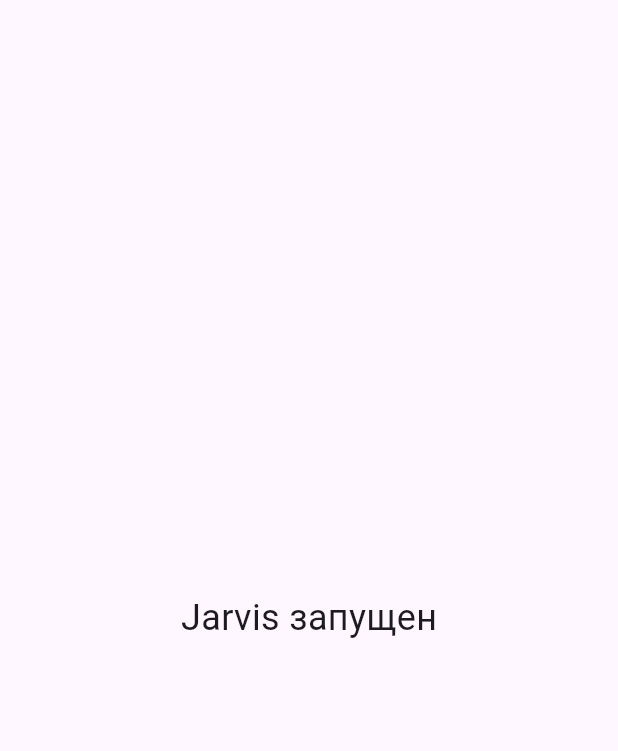
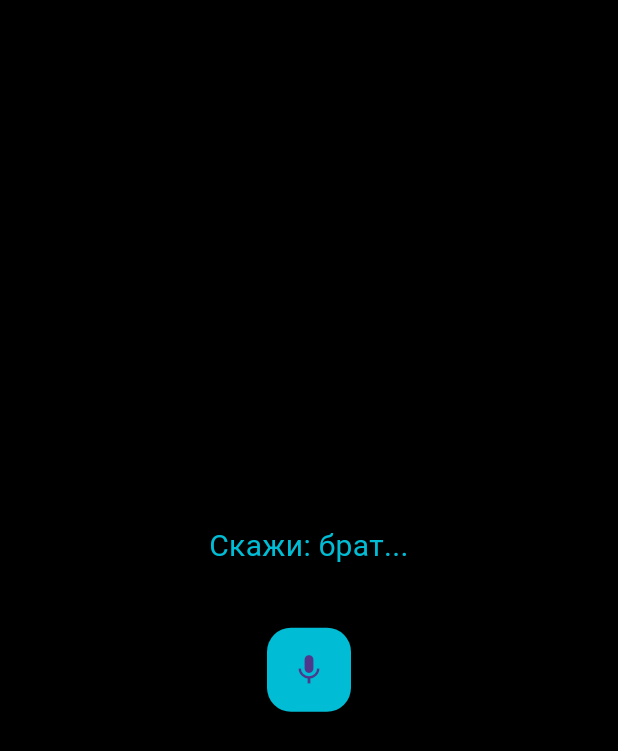
Before and after one commit to bakytzanoverlan234-cmyk/Jarvis.1, a Flutter app: the screen it shows after launch, on a phone screen of 412 x 824 dp. Shown: the top 751 px of the screen. Run offline on Flutter 3.47's test engine with Material 3 defaults, Android fonts, the phone set to English and light mode, and no system bars; our stand-ins replace flutter_tts, speech_to_text.

Commit message:
Jarvis MAX: voice + wake word + UI

```diff
--- a/lib/main.dart
+++ b/lib/main.dart
@@ -1,4 +1,7 @@
 import 'package:flutter/material.dart';
+import 'package:flutter_tts/flutter_tts.dart';
+import 'package:speech_to_text/speech_to_text.dart' as stt;
+import 'core/jarvis_engine.dart';
 
 void main() {
   runApp(const JarvisApp());
@@ -10,15 +13,75 @@ class JarvisApp extends StatelessWidget {
   @override
   Widget build(BuildContext context) {
     return const MaterialApp(
-      home: Scaffold(
-        body: Center(
-          child: Text(
-            'Jarvis запущен',
-            style: TextStyle(fontSize: 24),
-          ),
+      debugShowCheckedModeBanner: false,
+      home: JarvisHome(),
+    );
+  }
+}
+
+class JarvisHome extends StatefulWidget {
+  const JarvisHome({super.key});
+
+  @override
+  State<JarvisHome> createState() => _JarvisHomeState();
+}
+
+class _JarvisHomeState extends State<JarvisHome> {
+  final JarvisEngine jarvis = JarvisEngine();
+  final FlutterTts tts = FlutterTts();
+  final stt.SpeechToText speech = stt.SpeechToText();
+
+  String status = "Скажи: брат...";
+  bool listening = false;
+
+  @override
+  void initState() {
+    super.initState();
+    tts.setLanguage("ru-RU");
+  }
+
+  void startListening() async {
+    bool available = await speech.initialize();
+    if (!available) return;
+
+    setState(() => listening = true);
+
+    speech.listen(onResult: (result) async {
+      String text = result.recognizedWords;
+      if (jarvis.wakeWord(text)) {
+        status = "Jarvis активирован";
+      }
+      String response = await jarvis.respond(text);
+      setState(() => status = response);
+      await tts.speak(response);
+    });
+  }
+
+  void stopListening() {
+    speech.stop();
+    setState(() => listening = false);
+  }
+
+  @override
+  Widget build(BuildContext context) {
+    return Scaffold(
+      backgroundColor: Colors.black,
+      body: Center(
+        child: Column(
+          mainAxisAlignment: MainAxisAlignment.center,
+          children: [
+            Text(status,
+                style: const TextStyle(color: Colors.cyan, fontSize: 20),
+                textAlign: TextAlign.center),
+            const SizedBox(height: 40),
+            FloatingActionButton(
+              backgroundColor: listening ? Colors.red : Colors.cyan,
+              onPressed: listening ? stopListening : startListening,
+              child: Icon(listening ? Icons.stop : Icons.mic),
+            )
+          ],
         ),
       ),
     );
   }
 }
-// rebuild trigger
```
Also changed, not shown: pubspec.yaml (+5 -2 lines).
